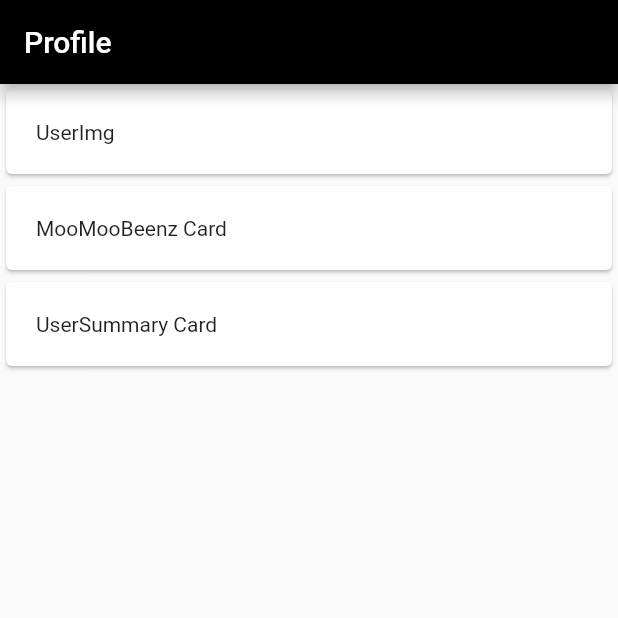
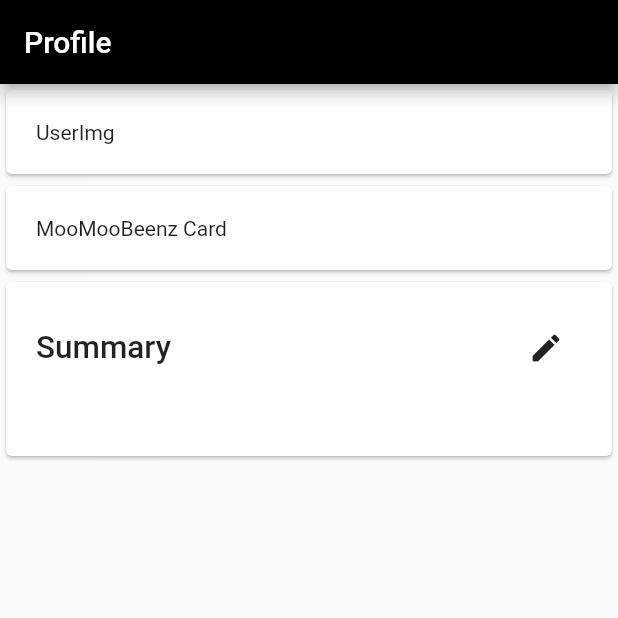
Before and after one commit to Nvor/MooMooBeenz, a Flutter app: the ProfilePage screen opened directly, on a phone screen of 412 x 824 dp, the top half of it. Run offline on Flutter 3.47's test engine with Material 2 defaults, Android fonts, the phone set to English and light mode, and no system bars; our stand-ins replace flutter_secure_storage, shared_preferences; accounts and stored records are empty; generated files the repository leaves out were written again; statements that could not run were skipped.

Commit message:
stateful user summary widget

```diff
--- a/MooMooBeenz_App/lib/widgets/user-summary-card.dart
+++ b/MooMooBeenz_App/lib/widgets/user-summary-card.dart
@@ -1,13 +1,106 @@
 import 'package:flutter/material.dart';
 
-class UserSummaryCard extends StatelessWidget {
+class UserSummaryCard extends StatefulWidget {
+  @override
+  _UserSummaryCard createState() => _UserSummaryCard();
+}
+
+class _UserSummaryCard extends State<UserSummaryCard> {
+  bool canEdit = true;
+  bool inEditMode = false;
+  final _formKey = GlobalKey<FormState>();
+  String _summary = "";
+
   @override
   Widget build(BuildContext context) {
     return Card(
       child: Padding(
         padding: EdgeInsets.all(20.0),
-        child: Text("UserSummary Card")
+        child: Column(
+          children: [
+            Row(
+              children: [
+                Expanded(
+                  child: Text(
+                  'Summary',
+                  textScaleFactor: 1.5,
+                  style: TextStyle(
+                    fontWeight: FontWeight.w500
+                  ))
+                ),
+                Expanded(
+                  flex: 0,
+                  child: Ink(
+                    child: canEdit ? (inEditMode ?
+                      Row(
+                        children: [
+                          IconButton(
+                            icon: Icon(Icons.cancel),
+                            onPressed: () => exitEditMode()
+                          ),
+                          IconButton(
+                            icon: Icon(Icons.save),
+                            onPressed: () => saveSummary()
+                          )
+                        ]
+                      ) : IconButton(
+                        icon: Icon(Icons.edit),
+                        onPressed: () => enterEditMode()
+                    )) : Container(height:0)
+                  )
+                )
+              ]
+            ),
+            SizedBox(height: 10.0),
+            Row(
+              children: [
+                Form(
+                  key: _formKey,
+                  child: Flexible(child:
+                    inEditMode ?
+                    TextFormField(
+                      initialValue: _summary,
+                      onSaved: (value) => _summary = value,
+                      decoration: InputDecoration(labelText: 'Enter a summary'),
+                    )
+                    : Text(
+                    _summary,
+                    style: TextStyle(
+                        fontWeight: FontWeight.w500,
+                        fontSize: 15.0
+                      )
+                    ),
+                  )
+                ),
+              ]
+            ),
+            inEditMode ? SizedBox(
+              child: ElevatedButton(
+                  child: Text('SAVE'),
+                  onPressed: () => saveSummary()
+              ),
+              width: 200,
+            )
+            : Container(height:0)
+          ]
+        )
       )
     );
   }
+
+  void saveSummary() {
+    final form = _formKey.currentState;
+    form.save();
+    //save user summary api call
+
+    exitEditMode();
+  }
+
+  Future<void> enterEditMode() async {
+    setState(() => inEditMode = true);
+  }
+
+  void exitEditMode() {
+    setState(() => inEditMode = false);
+  }
 }
```
